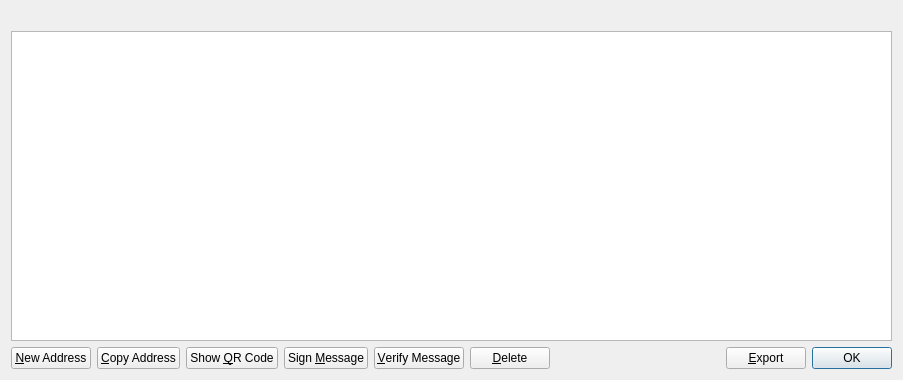
This is src/qt/forms/addressbookpage.ui in upgradeadvice/MUE-Src as Qt 5 draws it before an edit. The edited form follows.
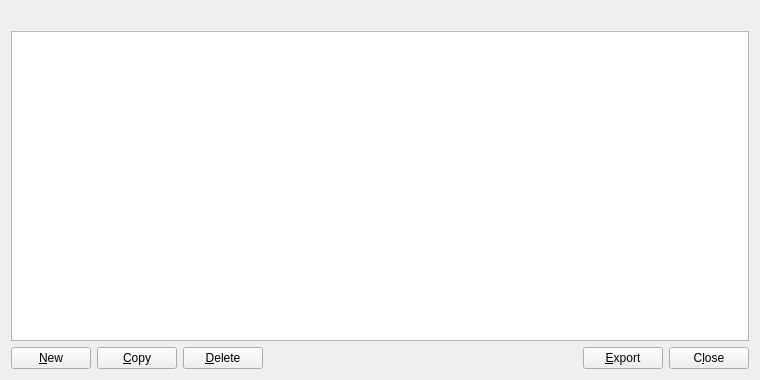
This is the edited form. Icons and pictures are not drawn.

Diff of the .ui file:
```diff
--- a/src/qt/forms/addressbookpage.ui
+++ b/src/qt/forms/addressbookpage.ui
@@ -6,7 +6,7 @@
    <rect>
     <x>0</x>
     <y>0</y>
-    <width>903</width>
+    <width>760</width>
     <height>380</height>
    </rect>
   </property>
@@ -60,7 +60,7 @@
         <string>Create a new address</string>
        </property>
        <property name="text">
-        <string>&amp;New Address</string>
+        <string>&amp;New</string>
        </property>
        <property name="icon">
         <iconset resource="../bitcoin.qrc">
@@ -74,7 +74,7 @@
         <string>Copy the currently selected address to the system clipboard</string>
        </property>
        <property name="text">
-        <string>&amp;Copy Address</string>
+        <string>&amp;Copy</string>
        </property>
        <property name="icon">
         <iconset resource="../bitcoin.qrc">
@@ -82,45 +82,6 @@
        </property>
       </widget>
      </item>
-     <item>
-      <widget class="QPushButton" name="showQRCode">
-       <property name="text">
-        <string>Show &amp;QR Code</string>
-       </property>
-       <property name="icon">
-        <iconset resource="../bitcoin.qrc">
-         <normaloff>:/icons/qrcode</normaloff>:/icons/qrcode</iconset>
-       </property>
-      </widget>
-     </item>
-     <item>
-      <widget class="QPushButton" name="signMessage">
-       <property name="toolTip">
-        <string>&lt;html&gt;&lt;head/&gt;&lt;body&gt;&lt;p&gt;Sign a message to prove you own a Monetaryunit address&lt;/p&gt;&lt;/body&gt;&lt;/html&gt;</string>
-       </property>
-       <property name="text">
-        <string>Sign &amp;Message</string>
-       </property>
-       <property name="icon">
-        <iconset resource="../bitcoin.qrc">
-         <normaloff>:/icons/edit</normaloff>:/icons/edit</iconset>
-       </property>
-      </widget>
-     </item>
-     <item>
-      <widget class="QPushButton" name="verifyMessage">
-       <property name="toolTip">
-        <string>&lt;html&gt;&lt;head/&gt;&lt;body&gt;&lt;p&gt;Verify a message to ensure it was signed with a specified Monetaryunit address&lt;/p&gt;&lt;/body&gt;&lt;/html&gt;</string>
-       </property>
-       <property name="text">
-        <string>&amp;Verify Message</string>
-       </property>
-       <property name="icon">
-        <iconset resource="../bitcoin.qrc">
-         <normaloff>:/icons/transaction_0</normaloff>:/icons/transaction_0</iconset>
-       </property>
-      </widget>
-     </item>
      <item>
       <widget class="QPushButton" name="deleteAddress">
        <property name="toolTip">
@@ -163,15 +124,15 @@
       </widget>
      </item>
      <item>
-      <widget class="QDialogButtonBox" name="buttonBox">
+      <widget class="QPushButton" name="closeButton">
        <property name="sizePolicy">
-        <sizepolicy hsizetype="Maximum" vsizetype="Fixed">
+        <sizepolicy hsizetype="Minimum" vsizetype="Minimum">
          <horstretch>0</horstretch>
          <verstretch>0</verstretch>
         </sizepolicy>
        </property>
-       <property name="standardButtons">
-        <set>QDialogButtonBox::Ok</set>
+       <property name="text">
+        <string>C&amp;lose</string>
        </property>
       </widget>
      </item>
```
Left out of the diff: 13 changed lines with no effect on the pictures.
